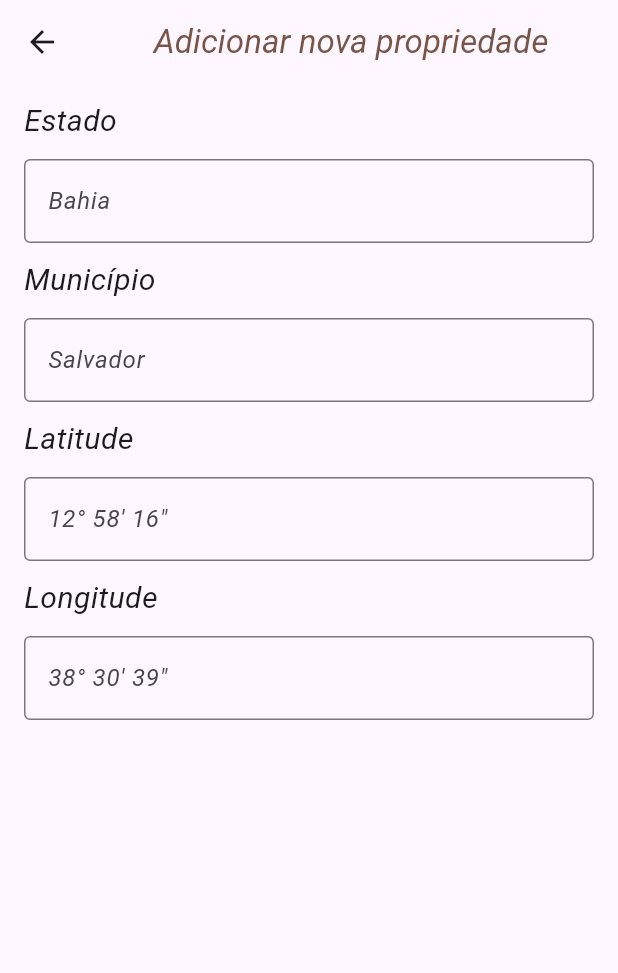
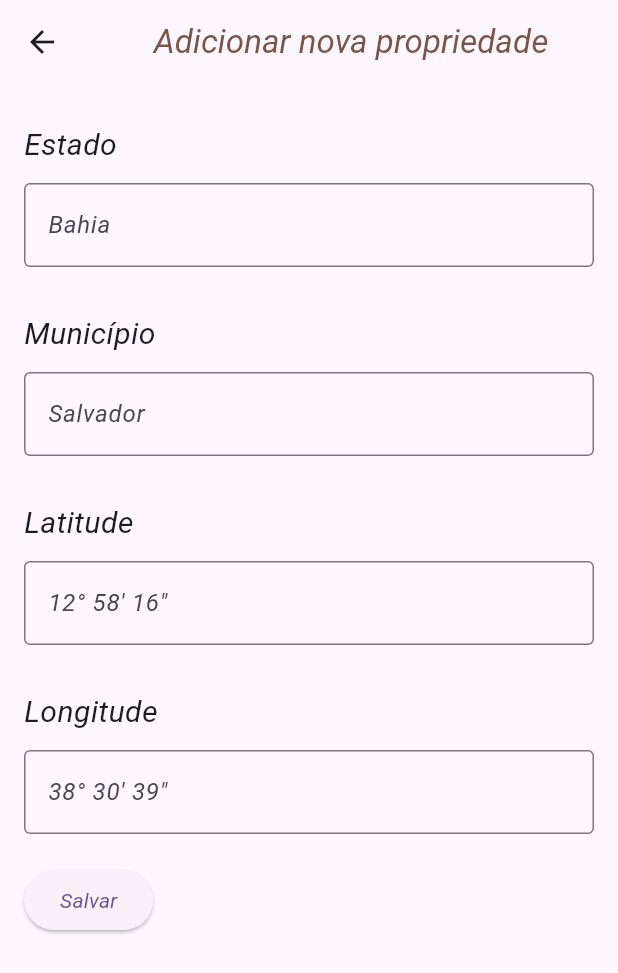
Before and after one commit to anabellypassos/GeoRural, a Flutter app: the CadastroPropriedades screen opened directly, on a phone screen of 412 x 824 dp. Shown: the top 973 px of the screen. Run offline on Flutter 3.47's test engine with Material 3 defaults, Android fonts, the phone set to English and light mode, and no system bars; our stand-ins replace flutter_map, latlong2.

```diff
--- a/assets/api/my_GeoJson_Map.dart
+++ b/lib/pages/api/my_GeoJson_Map.dart
@@ -5,13 +5,15 @@ import 'package:http/http.dart' as http;
 import 'dart:convert';
 
 class MyGeoJsonMap extends StatefulWidget {
-  const MyGeoJsonMap({super.key});
+  const MyGeoJsonMap(String s, {super.key, required this.title});
+
+  final String title;
 
   @override
-  _MyGeoJsonMapState createState() => _MyGeoJsonMapState();
+  MyGeoJsonMapState createState() => MyGeoJsonMapState();
 }
 
-class _MyGeoJsonMapState extends State<MyGeoJsonMap> {
+class MyGeoJsonMapState extends State<MyGeoJsonMap> {
   List<LatLng> _geoJsonPoints = [];
 
   @override
@@ -21,13 +23,11 @@ class _MyGeoJsonMapState extends State<MyGeoJsonMap> {
   }
 
   Future<void> _loadGeoJsonData() async {
-    const url = 'https://geojson.io/#map=2/0/20'; // Substitua pela URL do seu GeoJSON
+    const url = 'https://seu-endereco-geojson.com'; // Substitua pela URL correta do GeoJSON
     final response = await http.get(Uri.parse(url));
 
     if (response.statusCode == 200) {
       final geoJsonData = json.decode(response.body);
-
-      // Processar o GeoJSON e extrair as coordenadas
       List coordinates = geoJsonData['features'][0]['geometry']['coordinates'];
       setState(() {
         _geoJsonPoints = coordinates
@@ -35,7 +35,7 @@ class _MyGeoJsonMapState extends State<MyGeoJsonMap> {
             .toList();
       });
     } else {
-      debugPrint('Erro ao carregar o GeoJSON'); // Use debugPrint ou um logger
+      debugPrint('Erro ao carregar o GeoJSON');
     }
   }
 
@@ -43,12 +43,12 @@ class _MyGeoJsonMapState extends State<MyGeoJsonMap> {
   Widget build(BuildContext context) {
     return Scaffold(
       appBar: AppBar(
-        title: const Text('Mapa GeoJSON'),
+        title: Text(widget.title),
       ),
       body: FlutterMap(
         options: MapOptions(
-         initialCenter: const LatLng(5.494, 56.952), // Definindo o centro inicial do mapa
-          initialZoom: 6.44, // Definindo o zoom inicial
+          initialCenter: const LatLng(5.494, 56.952), // Centro inicial do mapa
+          initialZoom: 6.44, // Zoom inicial do mapa
           onTap: (tapPosition, latLng) {
             // Ação ao tocar no mapa
           },
--- a/lib/pages/cadastro_propriedades.dart
+++ b/lib/pages/cadastro_propriedades.dart
@@ -1,130 +1,144 @@
 import 'package:flutter/material.dart';
 
+class CadastroPropriedades extends StatelessWidget {
+  CadastroPropriedades(String s, {super.key, required String title});
 
-class CadastroPropriedades extends StatelessWidget {
-  const CadastroPropriedades(String s, {super.key, required String title});
+  // Definição da chave para o formulário
+  final formKey = GlobalKey<FormState>();
+
+// Método para a validação da obrigatoriedade do campo
+String? validateRequired(String? value) {
+  if (value == null || value.isEmpty) {
+    return 'Campo Obrigatório!';
+  }
+
+  return null;
+}
+
+
+
   @override
   Widget build(BuildContext context) {
     return Scaffold(
       appBar: AppBar(
-
         title: const Center(
           child: Text(
             'Adicionar nova propriedade',
             style: TextStyle(
               color: Colors.brown,
-
-
+            ),
+          ),
+        ),
+      ),
+      body: SingleChildScrollView(
+        child: Padding(
+          padding: const EdgeInsets.all(16.0),
+          child: Form(
+            key: formKey, // Um único Form para envolver todos os campos
+            child: Column(
+              crossAxisAlignment: CrossAxisAlignment.start,
+              children: [
+                // Campo Estado
+                const SizedBox(
+                  height: 50,
+                  child: Align(
+                    alignment: Alignment.centerLeft,
+                    child: Text(
+                      'Estado',
+                      style: TextStyle(fontSize: 20, fontFamily: 'Roboto'),
+                    ),
+                  ),
+                ),
+                TextFormField(
+                validator: (value) => validateRequired(value),
+                  decoration: const InputDecoration(
+                    border: OutlineInputBorder(),
+                    hintText: 'Bahia',
+                  ),
 
                 ),
 
+                const SizedBox(height: 20),
+
+                // Campo Município
+                const SizedBox(
+                  height: 50,
+                  child: Align(
+                    alignment: Alignment.centerLeft,
+                    child: Text(
+                      'Município',
+                      style: TextStyle(fontSize: 20, fontFamily: 'Roboto'),
                     ),
                   ),
                 ),
- body: Column(
-  children: [
-    SizedBox(
+                TextFormField(
+               validator: (value) => validateRequired(value),
+                  decoration: const InputDecoration(
+                    border: OutlineInputBorder(),
+                    hintText: 'Salvador',
+                  ),
+
+                ),
+
+                const SizedBox(height: 20),
+
+                // Campo Latitude
+                const SizedBox(
                   height: 50,
-      child: Container(
-        margin: const EdgeInsets.symmetric(horizontal: 16.0), // Define a margem lateral
-        child: const Align(
-         alignment: Alignment.centerLeft, // Alinha à esquerda
+                  child: Align(
+                    alignment: Alignment.centerLeft,
                     child: Text(
-            'Estado',
-            style: TextStyle(
-              fontSize: 20,
-              fontFamily: 'Roboto'
-            ),
-            ),
-        )
-      ),
-    ),
-    Container(
-      margin: const EdgeInsets.symmetric(horizontal: 16.0), // Define a margem lateral
-      child: const TextField(
-        decoration: InputDecoration(
-          border: OutlineInputBorder(),
-          hintText: 'Bahia',
-
+                      'Latitude',
+                      style: TextStyle(fontSize: 20, fontFamily: 'Roboto'),
                     ),
                   ),
                 ),
+                TextFormField(
+                validator: (value) => validateRequired(value),
+                  decoration: const InputDecoration(
+                    border: OutlineInputBorder(),
+                    hintText: '12° 58\' 16"',
+                  ),
 
-SizedBox(
+                ),
+
+                const SizedBox(height: 20),
+
+                // Campo Longitude
+                const SizedBox(
                   height: 50,
-      child: Container(
-        margin: const EdgeInsets.symmetric(horizontal: 16.0), // Define a margem lateral
-        child: const Align(
-         alignment: Alignment.centerLeft, // Alinha à esquerda
+                  child: Align(
+                    alignment: Alignment.centerLeft,
                     child: Text(
-            'Município',
-            style: TextStyle(
-              fontSize: 20,
-            ),
-            ),
-        )
-      ),
-    ),
-    Container(
-      margin: const EdgeInsets.symmetric(horizontal: 16.0), // Define a margem lateral
-      child: const TextField(
-        decoration: InputDecoration(
-          border: OutlineInputBorder(),
-          hintText: 'Salvador',
+                      'Longitude',
+                      style: TextStyle(fontSize: 20, fontFamily: 'Roboto'),
                     ),
                   ),
                 ),
+                TextFormField(
+                   validator: (value) => validateRequired(value),
+                  decoration: const InputDecoration(
+                    border: OutlineInputBorder(),
+                    hintText: '38° 30\' 39"',
+                  ),
 
-SizedBox(
-      height: 50,
-      child: Container(
-        margin: const EdgeInsets.symmetric(horizontal: 16.0), // Define a margem lateral
-        child: const Align(
-         alignment: Alignment.centerLeft, // Alinha à esquerda
-          child: Text(
-            'Latitude',
-            style: TextStyle(
-              fontSize: 20,
                 ),
-            ),
+
+                const SizedBox(height: 20),
+
+                // Botão Salvar
+                ElevatedButton(
+                  onPressed: () {
+                    if (formKey.currentState!.validate()) {
+                      // Ação ao salvar
+                    }
+                  },
+                  child: const Text('Salvar'),
                 )
-      ),
-    ),
-    Container(
-      margin: const EdgeInsets.symmetric(horizontal: 16.0), // Define a margem lateral
-      child: const TextField(
-        decoration: InputDecoration(
-          border: OutlineInputBorder(),
-          hintText: '12° 58\' 16\" ',
+              ],
             ),
           ),
         ),
-
-SizedBox(
-      height: 50,
-      child: Container(
-        margin: const EdgeInsets.symmetric(horizontal: 16.0), // Define a margem lateral
-        child: const Align(
-         alignment: Alignment.centerLeft, // Alinha à esquerda
-          child: Text(
-            'Longitude',
-            style: TextStyle(
-              fontSize: 20,
-            ),
-            ),
-        )
-      ),
-    ),
-    Container(
-      margin: const EdgeInsets.symmetric(horizontal: 16.0), // Define a margem lateral
-      child: const TextField(
-        decoration: InputDecoration(
-          border: OutlineInputBorder(),
-          hintText: '38° 30\' 39\" ',
-        ),
-      ),
-    ),
-  ],
       ),
     );
   }
--- a/lib/pages/tela_inicial.dart
+++ b/lib/pages/tela_inicial.dart
@@ -47,7 +47,7 @@ class TelaInicial extends StatelessWidget {
                 Navigator.push(
                   context,
                   MaterialPageRoute(
-                    builder: (context) => const CadastroPropriedades(
+                    builder: (context) => CadastroPropriedades(
                       "Cadastrar",
                       title: '',
                     ),
--- a/lib/widget/widget_route.dart
+++ b/lib/widget/widget_route.dart
@@ -17,7 +17,7 @@ class _WidgetRouteState  extends State<WidgetRoute> {
   final List<Widget> _telas = [
    const TelaInicial('Início', title: '',),
     const VerPropriedades('Propriedades', title: ''),
-    const CadastroPropriedades("Cadastrar",title: '',)
+  CadastroPropriedades("Cadastrar",title: '',)
   ];
 
   @override
```
Lines whose indentation alone changed are shown as unchanged.
